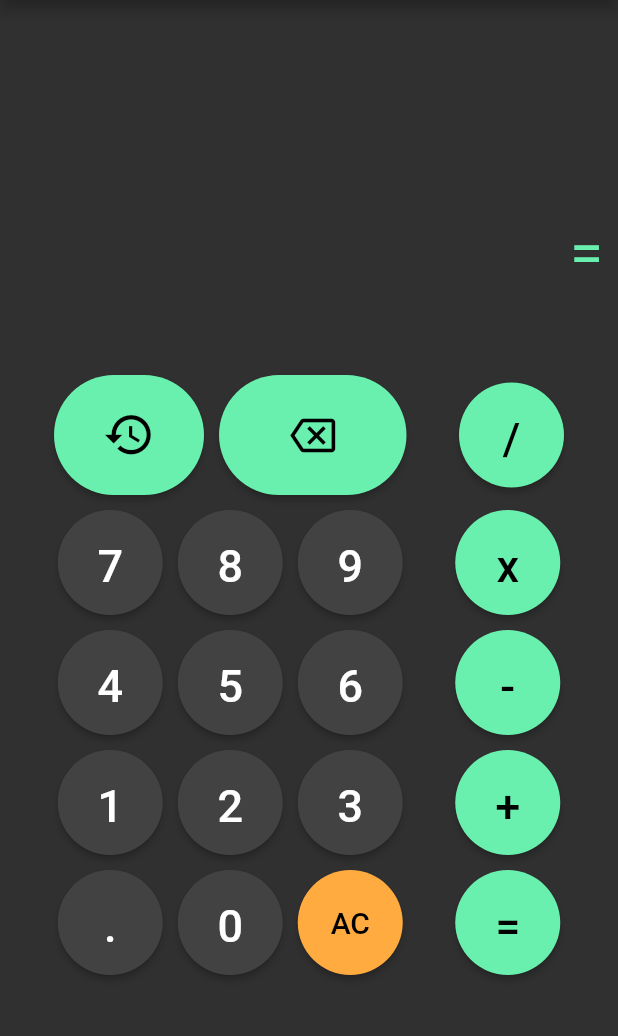
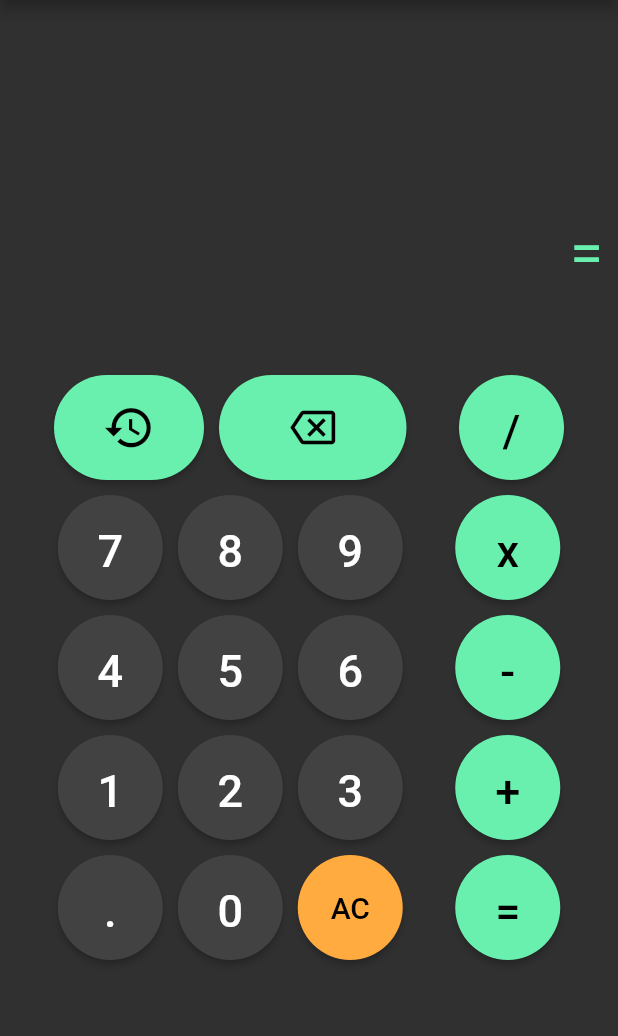
Before and after one commit to iguiIllanes/flutter-calculator-wRedux, a Flutter app: the screen it shows after launch, on a phone screen of 412 x 824 dp, the part 84-1120 px from its top. Run offline on Flutter 3.47's test engine with Material 2 defaults, Android fonts, the phone set to English and light mode, and no system bars; our stand-ins replace flutter_redux, redux; missing offline and left inert: stack.

Commit message:
Fix size

```diff
--- a/lib/widgets/backspace_button.dart
+++ b/lib/widgets/backspace_button.dart
@@ -21,7 +21,7 @@ class BackspaceButton extends StatelessWidget {
                       RoundedRectangleBorder(
                           borderRadius: BorderRadius.circular(50.0))),
                   fixedSize:
-                      MaterialStateProperty.all<Size>(const Size(125.0, 80.0))),
+                      MaterialStateProperty.all<Size>(const Size(125.0, 70.0))),
               child: const Icon(
                 Icons.backspace_outlined,
                 color: Colors.black,
--- a/lib/widgets/history_button.dart
+++ b/lib/widgets/history_button.dart
@@ -12,7 +12,7 @@ class HistoryButton extends StatelessWidget {
           shape: MaterialStateProperty.all<RoundedRectangleBorder>(
               RoundedRectangleBorder(
                   borderRadius: BorderRadius.circular(50.0))),
-          fixedSize: MaterialStateProperty.all<Size>(const Size(100.0, 80.0))),
+          fixedSize: MaterialStateProperty.all<Size>(const Size(100.0, 70.0))),
       child: const Icon(
         Icons.history,
         size: 35.0,
```
